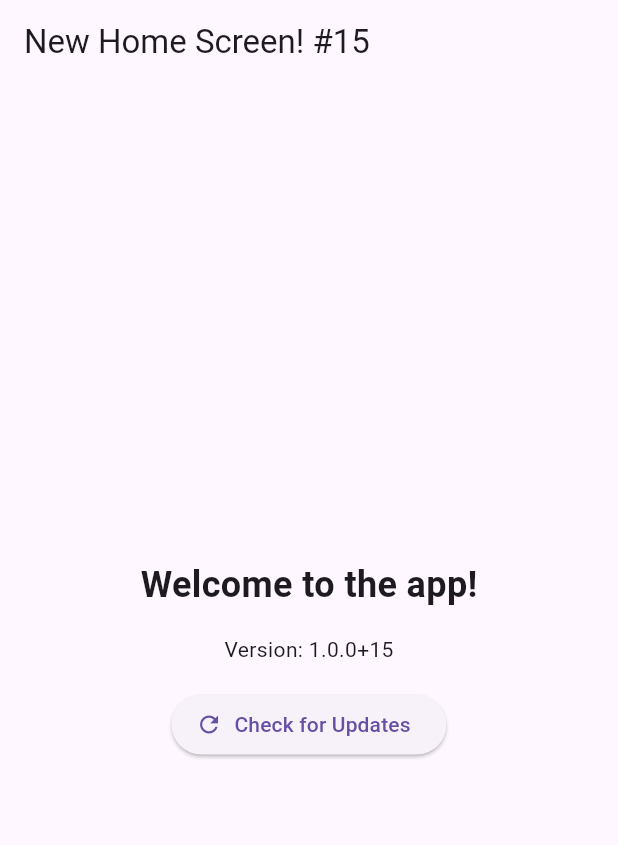
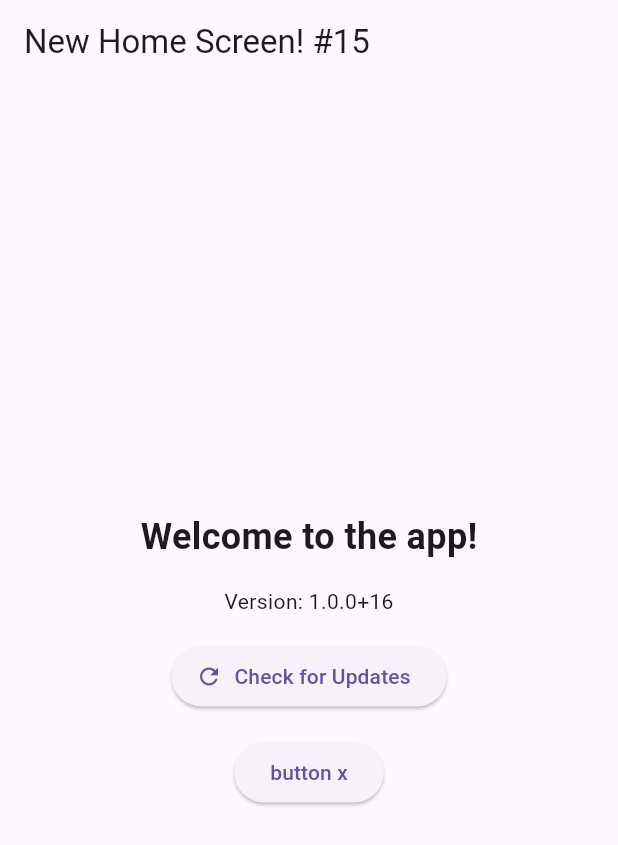
Before and after one commit to fulmedammes/_flutterapp, a Flutter app: the HomeScreen screen opened directly, on a phone screen of 412 x 824 dp. Shown: the top 845 px of the screen. Run offline on Flutter 3.47's test engine with Material 3 defaults, Android fonts, the phone set to English and light mode, and no system bars; our stand-ins replace package_info_plus, shared_preferences; missing offline and left inert: dart:html; accounts and stored records are empty; network calls fail.

Commit message:
Update version to 1.0.0+16 in pubspec.yaml and add a new button in home_screen.dart for enhanced user interaction.

```diff
--- a/lib/home_screen.dart
+++ b/lib/home_screen.dart
@@ -84,6 +84,11 @@ class _HomeScreenState extends State<HomeScreen> {
               icon: const Icon(Icons.refresh),
               label: const Text('Check for Updates'),
             ),
+            const SizedBox(height: 16),
+            ElevatedButton(
+              onPressed: () {},
+              child: const Text('button x'),
+            ),
           ],
         ),
       ),
--- a/pubspec.yaml
+++ b/pubspec.yaml
@@ -3,7 +3,7 @@ description: A Flutter web app with welcome screen, version, and PWA features.
 
 publish_to: 'none'
 
-version: 1.0.0+15
+version: 1.0.0+16
 
 environment:
   sdk: '>=3.0.0 <4.0.0'
```
